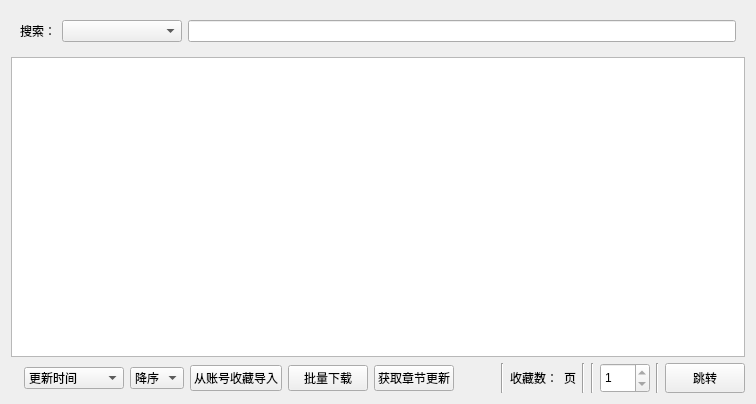
tonquer/JMComic-qt, file ui/ui_local_favorite.ui: the form before one commit.
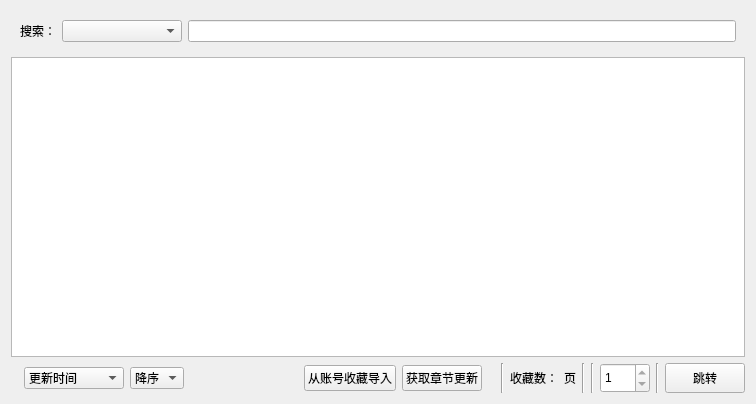
The form after the commit. Custom widgets are drawn as their Qt base class.

```diff
--- a/ui/ui_local_favorite.ui
+++ b/ui/ui_local_favorite.ui
@@ -25,7 +25,7 @@
      </item>
     </layout>
    </item>
-   <item row="2" column="0">
+   <item row="3" column="0">
     <layout class="QGridLayout" name="gridLayout_4">
      <item row="0" column="0">
       <layout class="QHBoxLayout" name="horizontalLayout">
@@ -76,27 +76,6 @@
          </item>
         </widget>
        </item>
-       <item>
-        <widget class="QPushButton" name="importButton">
-         <property name="text">
-          <string>从账号收藏导入</string>
-         </property>
-        </widget>
-       </item>
-       <item>
-        <widget class="QPushButton" name="allDownButton">
-         <property name="text">
-          <string>批量下载</string>
-         </property>
-        </widget>
-       </item>
-       <item>
-        <widget class="QPushButton" name="startEpsUpdate">
-         <property name="text">
-          <string>获取章节更新</string>
-         </property>
-        </widget>
-       </item>
        <item>
         <spacer name="horizontalSpacer">
          <property name="orientation">
@@ -110,6 +89,20 @@
          </property>
         </spacer>
        </item>
+       <item>
+        <widget class="QPushButton" name="importButton">
+         <property name="text">
+          <string>从账号收藏导入</string>
+         </property>
+        </widget>
+       </item>
+       <item>
+        <widget class="QPushButton" name="startEpsUpdate">
+         <property name="text">
+          <string>获取章节更新</string>
+         </property>
+        </widget>
+       </item>
        <item>
         <widget class="QLabel" name="tipText">
          <property name="text">
```
Left out of the diff: 54 changed lines with no effect on the pictures.
